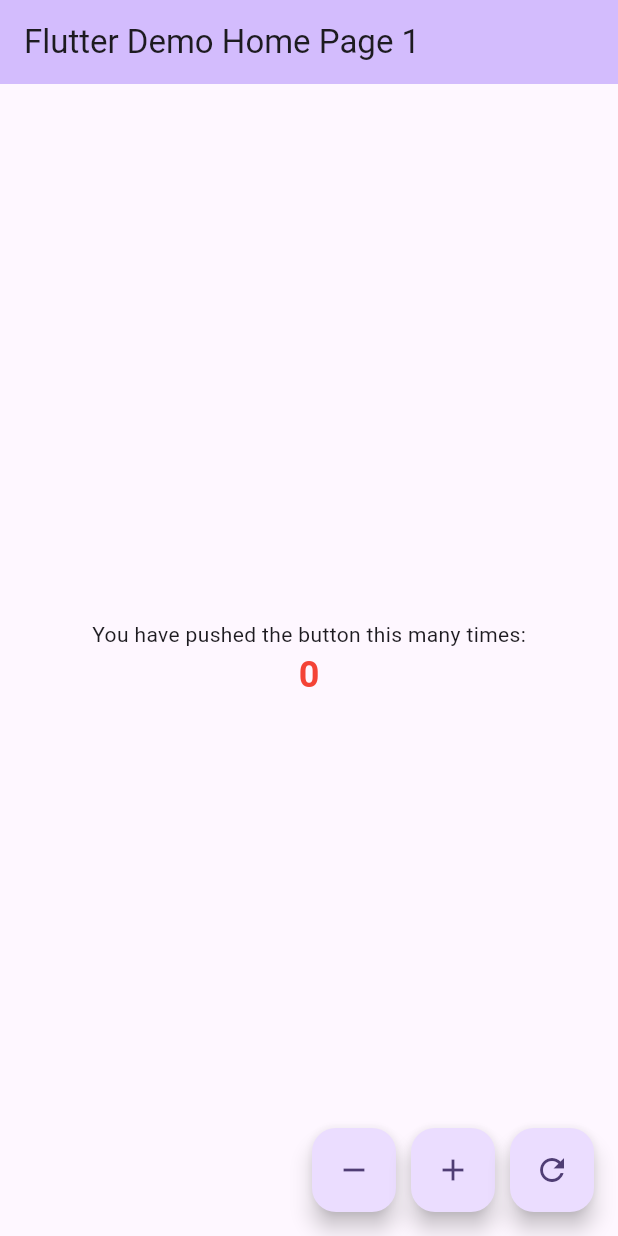
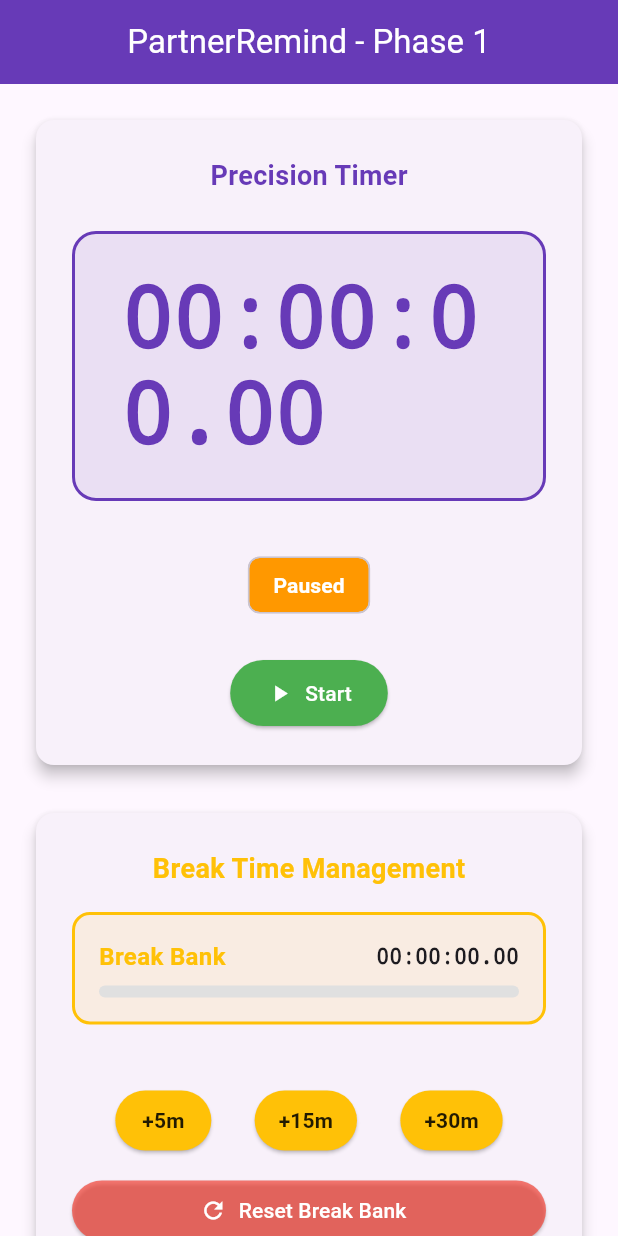
Before and after one commit to githubhieukaisa/PartnerRemind, a Flutter app: the screen it shows after launch, on a phone screen of 412 x 824 dp. Run offline on Flutter 3.47's test engine with Material 3 defaults, Android fonts, the phone set to English and light mode, and no system bars; our stand-ins replace equatable, flutter_riverpod.

Commit message:
Add precision timer and break bank (Riverpod)
Replace the demo counter with a Riverpod-powered precision timer and break bank. Adds TimerState and BreakBank models, PrecisionTimerNotifier and BreakBankNotifier providers, TimerDisplay and BreakBankDisplay widgets, and a HomeScreen that composes them. Updates main to wrap the app with ProviderScope, enables Material3 theming, and hides the debug banner. Removes the old counter_display and updates pubspec to include riverpod, flutter_riverpod, and equatable.

```diff
--- a/lib/main.dart
+++ b/lib/main.dart
@@ -1,9 +1,9 @@
 import 'package:flutter/material.dart';
-import 'package:flutter/services.dart';
-import 'widgets/counter_display.dart';
+import 'package:flutter_riverpod/flutter_riverpod.dart';
+import 'screens/home_screen.dart';
 
 void main() {
-  runApp(const MyApp());
+  runApp(const ProviderScope(child: MyApp()));
 }
 
 class MyApp extends StatelessWidget {
@@ -12,99 +12,14 @@ class MyApp extends StatelessWidget {
   @override
   Widget build(BuildContext context) {
     return MaterialApp(
-      title: 'Flutter Demo',
+      title: 'PartnerRemind',
       theme: ThemeData(
         colorScheme: ColorScheme.fromSeed(seedColor: Colors.deepPurple),
+        useMaterial3: true,
+        cardTheme: const CardThemeData(elevation: 2, margin: EdgeInsets.zero),
       ),
-      home: const MyHomePage(title: 'Flutter Demo Home Page 1'),
+      home: const HomeScreen(),
+      debugShowCheckedModeBanner: false,
     );
   }
 }
-
-class MyHomePage extends StatefulWidget {
-  const MyHomePage({super.key, required this.title});
-
-  final String title;
-
-  @override
-  State<MyHomePage> createState() => _MyHomePageState();
-}
-
-class _MyHomePageState extends State<MyHomePage> {
-  int _counter = 0;
-
-  void _decrementCounter() {
-    setState(() {
-      _counter--;
-    });
-  }
-
-  void _incrementCounter() {
-    setState(() {
-      _counter++; // Tăng thêm 1
-    });
-  }
-
-  void _resetCounter() {
-    setState(() {
-      _counter = 0; // Đặt lại về 0
-    });
-  }
-
-  @override
-  Widget build(BuildContext context) {
-    // print('>>> Hàm build vừa được gọi! _counter hiện tại là: $_counter');
-    return Scaffold(
-      appBar: AppBar(
-        backgroundColor: Theme.of(context).colorScheme.inversePrimary,
-        title: Text(widget.title),
-      ),
-      body: Focus(
-        autofocus: true,
-        onKeyEvent: (FocusNode node, KeyEvent event) {
-          if (event is KeyDownEvent) {
-            if (event.logicalKey == LogicalKeyboardKey.arrowDown) {
-              _decrementCounter();
-              return KeyEventResult.handled;
-            } else if (event.logicalKey == LogicalKeyboardKey.arrowUp) {
-              setState(() {
-                _counter++;
-              });
-              return KeyEventResult.handled;
-            } else if (event.logicalKey == LogicalKeyboardKey.arrowLeft) {
-              return KeyEventResult.handled;
-            } else if (event.logicalKey == LogicalKeyboardKey.arrowRight) {
-              return KeyEventResult.handled;
-            } else if (event.logicalKey == LogicalKeyboardKey.enter) {
-              return KeyEventResult.handled;
-            }
-          }
-          return KeyEventResult.ignored;
-        },
-        child: CounterDisplay(counter: _counter),
-      ),
-      floatingActionButton: Row(
-        mainAxisSize: MainAxisSize.min,
-        children: [
-          FloatingActionButton(
-            heroTag: 'btn1',
-            onPressed: _decrementCounter,
-            child: const Icon(Icons.remove),
-          ),
-          const SizedBox(width: 10),
-          FloatingActionButton(
-            heroTag: 'btn2',
-            onPressed: _incrementCounter, // Nhớ đổi sang hàm tăng
-            child: const Icon(Icons.add),
-          ),
-          const SizedBox(width: 10),
-          FloatingActionButton(
-            heroTag: 'btn3',
-            onPressed: _resetCounter, // Nhớ đổi sang hàm đặt lại
-            child: const Icon(Icons.refresh),
-          ),
-        ],
-      ),
-    );
-  }
-}
--- /dev/null
+++ b/lib/providers/break_bank_provider.dart
@@ -0,0 +1,36 @@
+import 'package:flutter_riverpod/flutter_riverpod.dart';
+import '../models/break_bank.dart';
+
+/// Controller for Break Bank state management
+class BreakBankNotifier extends AutoDisposeNotifier<BreakBank> {
+  @override
+  BreakBank build() {
+    return BreakBank(lastUpdated: DateTime.now());
+  }
+
+  /// Add break time to the bank (from completed work sessions)
+  void addBreakTime(Duration duration) {
+    state = state.addBreakTime(duration);
+  }
+
+  /// Deduct break time from the bank (when taking a break)
+  void useBreakTime(Duration duration) {
+    state = state.deductBreakTime(duration);
+  }
+
+  /// Reset the break bank
+  void reset() {
+    state = BreakBank(lastUpdated: DateTime.now());
+  }
+
+  /// Get remaining break time available
+  Duration getAvailableBreakTime() {
+    return state.totalBreakTime;
+  }
+}
+
+/// Riverpod provider for Break Bank
+final breakBankProvider =
+    AutoDisposeNotifierProvider<BreakBankNotifier, BreakBank>(
+      BreakBankNotifier.new,
+    );
--- /dev/null
+++ b/lib/screens/home_screen.dart
@@ -0,0 +1,101 @@
+import 'package:flutter/material.dart';
+import '../widgets/timer_display.dart';
+import '../widgets/break_bank_display.dart';
+
+/// Home screen integrating timer and break bank
+class HomeScreen extends StatelessWidget {
+  const HomeScreen({super.key});
+
+  @override
+  Widget build(BuildContext context) {
+    return Scaffold(
+      appBar: AppBar(
+        title: const Text('PartnerRemind - Phase 1'),
+        centerTitle: true,
+        backgroundColor: Colors.deepPurple,
+        foregroundColor: Colors.white,
+      ),
+      body: SingleChildScrollView(
+        padding: const EdgeInsets.all(24),
+        child: Column(
+          spacing: 32,
+          children: [
+            // Timer section
+            const Card(
+              elevation: 4,
+              child: Padding(
+                padding: EdgeInsets.all(24),
+                child: Column(
+                  spacing: 24,
+                  children: [
+                    Text(
+                      'Precision Timer',
+                      style: TextStyle(
+                        fontSize: 18,
+                        fontWeight: FontWeight.bold,
+                        color: Colors.deepPurple,
+                      ),
+                    ),
+                    TimerDisplay(),
+                    TimerControls(),
+                  ],
+                ),
+              ),
+            ),
+
+            // Break Bank section
+            const Card(
+              elevation: 4,
+              child: Padding(
+                padding: EdgeInsets.all(24),
+                child: Column(
+                  spacing: 16,
+                  children: [
+                    Text(
+                      'Break Time Management',
+                      style: TextStyle(
+                        fontSize: 18,
+                        fontWeight: FontWeight.bold,
+                        color: Colors.amber,
+                      ),
+                    ),
+                    BreakBankDisplay(),
+                    SizedBox(height: 8),
+                    BreakBankControls(),
+                  ],
+                ),
+              ),
+            ),
+
+            // Info section
+            Container(
+              padding: const EdgeInsets.all(16),
+              decoration: BoxDecoration(
+                borderRadius: BorderRadius.circular(12),
+                color: Colors.blue.withValues(alpha: 0.1),
+              ),
+              child: const Column(
+                mainAxisSize: MainAxisSize.min,
+                crossAxisAlignment: CrossAxisAlignment.start,
+                children: [
+                  Text(
+                    'How it works:',
+                    style: TextStyle(fontWeight: FontWeight.bold, fontSize: 14),
+                  ),
+                  SizedBox(height: 8),
+                  Text(
+                    '1. Start the timer - it uses precise DateTime calculations\n'
+                    '2. The timer continues accurately even if your system sleeps\n'
+                    '3. Break time accumulates in the bank as you work\n'
+                    '4. Use quick-add buttons or reset your break bank anytime',
+                    style: TextStyle(fontSize: 13),
+                  ),
+                ],
+              ),
+            ),
+          ],
+        ),
+      ),
+    );
+  }
+}
--- /dev/null
+++ b/lib/widgets/break_bank_display.dart
@@ -0,0 +1,138 @@
+import 'package:flutter/material.dart';
+import 'package:flutter_riverpod/flutter_riverpod.dart';
+import '../providers/break_bank_provider.dart';
+import 'timer_display.dart';
+
+/// Displays the accumulated break time bank
+class BreakBankDisplay extends ConsumerWidget {
+  const BreakBankDisplay({super.key});
+
+  @override
+  Widget build(BuildContext context, WidgetRef ref) {
+    final breakBank = ref.watch(breakBankProvider);
+
+    return Container(
+      padding: const EdgeInsets.all(16),
+      decoration: BoxDecoration(
+        borderRadius: BorderRadius.circular(12),
+        color: Colors.amber.withValues(alpha: 0.1),
+        border: Border.all(color: Colors.amber, width: 2),
+      ),
+      child: Column(
+        mainAxisSize: MainAxisSize.min,
+        children: [
+          Row(
+            mainAxisAlignment: MainAxisAlignment.spaceBetween,
+            children: [
+              const Text(
+                'Break Bank',
+                style: TextStyle(
+                  fontSize: 16,
+                  fontWeight: FontWeight.bold,
+                  color: Colors.amber,
+                ),
+              ),
+              Text(
+                formatDuration(breakBank.totalBreakTime),
+                style: const TextStyle(
+                  fontSize: 14,
+                  fontFamily: 'monospace',
+                  fontWeight: FontWeight.bold,
+                ),
+              ),
+            ],
+          ),
+          const SizedBox(height: 8),
+          LinearProgressIndicator(
+            value:
+                breakBank.totalBreakTime.inSeconds /
+                3600, // Normalize to 1 hour
+            backgroundColor: Colors.grey[300],
+            valueColor: const AlwaysStoppedAnimation<Color>(Colors.amber),
+            minHeight: 8,
+            borderRadius: BorderRadius.circular(4),
+          ),
+        ],
+      ),
+    );
+  }
+}
+
+/// Controls for managing the break bank
+class BreakBankControls extends ConsumerWidget {
+  const BreakBankControls({super.key});
+
+  @override
+  Widget build(BuildContext context, WidgetRef ref) {
+    final breakBankNotifier = ref.read(breakBankProvider.notifier);
+
+    return Column(
+      spacing: 12,
+      children: [
+        // Quick add buttons for break time
+        Row(
+          mainAxisAlignment: MainAxisAlignment.spaceEvenly,
+          children: [
+            _QuickAddButton(
+              label: '+5m',
+              duration: const Duration(minutes: 5),
+              onPressed: () =>
+                  breakBankNotifier.addBreakTime(const Duration(minutes: 5)),
+            ),
+            _QuickAddButton(
+              label: '+15m',
+              duration: const Duration(minutes: 15),
+              onPressed: () =>
+                  breakBankNotifier.addBreakTime(const Duration(minutes: 15)),
+            ),
+            _QuickAddButton(
+              label: '+30m',
+              duration: const Duration(minutes: 30),
+              onPressed: () =>
+                  breakBankNotifier.addBreakTime(const Duration(minutes: 30)),
+            ),
+          ],
+        ),
+        // Reset button
+        SizedBox(
+          width: double.infinity,
+          child: ElevatedButton.icon(
+            onPressed: () => breakBankNotifier.reset(),
+            icon: const Icon(Icons.refresh),
+            label: const Text('Reset Break Bank'),
+            style: ElevatedButton.styleFrom(
+              backgroundColor: Colors.red.withValues(alpha: 0.7),
+              foregroundColor: Colors.white,
+            ),
+          ),
+        ),
+      ],
+    );
+  }
+}
+
+/// Individual quick-add button for break time
+class _QuickAddButton extends StatelessWidget {
+  final String label;
+  final Duration duration;
+  final VoidCallback onPressed;
+
+  const _QuickAddButton({
+    required this.label,
+    required this.duration,
+    required this.onPressed,
+  });
+
+  @override
+  Widget build(BuildContext context) {
+    return ElevatedButton(
+      onPressed: onPressed,
+      style: ElevatedButton.styleFrom(
+        backgroundColor: Colors.amber,
+        foregroundColor: Colors.black87,
+        padding: const EdgeInsets.symmetric(horizontal: 16, vertical: 10),
+      ),
+      child: Text(label, style: const TextStyle(fontWeight: FontWeight.bold)),
+    );
+  }
+}
--- a/lib/widgets/counter_display.dart
+++ /dev/null
@@ -1,27 +0,0 @@
-import 'package:flutter/material.dart';
-
-class CounterDisplay extends StatelessWidget {
-  final int counter;
-
-  const CounterDisplay({Key? key, required this.counter}) : super(key: key);
-
-  @override
-  Widget build(BuildContext context) {
-    return Center(
-      child: Column(
-        mainAxisAlignment: MainAxisAlignment.center,
-        children: [
-          const Text('You have pushed the button this many times:'),
-          Text(
-            '$counter',
-            style: TextStyle(
-              fontSize: 24,
-              color: Colors.red,
-              fontWeight: FontWeight.bold,
-            ),
-          ),
-        ],
-      ),
-    );
-  }
-}
--- /dev/null
+++ b/lib/widgets/timer_display.dart
@@ -0,0 +1,134 @@
+import 'package:flutter/material.dart';
+import 'package:flutter_riverpod/flutter_riverpod.dart';
+import '../providers/precision_timer_provider.dart';
+
+/// Formats a Duration into a readable string (HH:MM:SS.ms)
+String formatDuration(Duration duration) {
+  final hours = duration.inHours;
+  final minutes = duration.inMinutes % 60;
+  final seconds = duration.inSeconds % 60;
+  final milliseconds =
+      (duration.inMilliseconds % 1000) ~/ 10; // Show centiseconds
+
+  return '${hours.toString().padLeft(2, '0')}:'
+      '${minutes.toString().padLeft(2, '0')}:'
+      '${seconds.toString().padLeft(2, '0')}.'
+      '${milliseconds.toString().padLeft(2, '0')}';
+}
+
+/// Displays the precision timer with real-time updates
+class TimerDisplay extends ConsumerWidget {
+  const TimerDisplay({super.key});
+
+  @override
+  Widget build(BuildContext context, WidgetRef ref) {
+    final timerState = ref.watch(precisionTimerProvider);
+    final currentElapsed = timerState.getCurrentElapsed();
+
+    return Column(
+      mainAxisAlignment: MainAxisAlignment.center,
+      children: [
+        // Timer display
+        Container(
+          padding: const EdgeInsets.symmetric(horizontal: 32, vertical: 24),
+          decoration: BoxDecoration(
+            borderRadius: BorderRadius.circular(16),
+            color: Colors.deepPurple.withValues(alpha: 0.1),
+            border: Border.all(color: Colors.deepPurple, width: 2),
+          ),
+          child: Text(
+            formatDuration(currentElapsed),
+            style: Theme.of(context).textTheme.displayLarge?.copyWith(
+              color: Colors.deepPurple,
+              fontFamily: 'monospace',
+              fontWeight: FontWeight.bold,
+            ),
+          ),
+        ),
+        const SizedBox(height: 32),
+
+        // Status indicator
+        Chip(
+          label: Text(
+            timerState.isRunning ? 'Running' : 'Paused',
+            style: const TextStyle(
+              color: Colors.white,
+              fontWeight: FontWeight.bold,
+            ),
+          ),
+          backgroundColor: timerState.isRunning ? Colors.green : Colors.orange,
+        ),
+      ],
+    );
+  }
+}
+
+/// Control buttons for the timer
+class TimerControls extends ConsumerWidget {
+  const TimerControls({super.key});
+
+  @override
+  Widget build(BuildContext context, WidgetRef ref) {
+    final timerState = ref.watch(precisionTimerProvider);
+    final timerNotifier = ref.read(precisionTimerProvider.notifier);
+
+    return Row(
+      mainAxisAlignment: MainAxisAlignment.spaceEvenly,
+      children: [
+        // Start button
+        if (!timerState.isRunning && timerState.startTime == null)
+          ElevatedButton.icon(
+            onPressed: () => timerNotifier.start(),
+            icon: const Icon(Icons.play_arrow),
+            label: const Text('Start'),
+            style: ElevatedButton.styleFrom(
+              backgroundColor: Colors.green,
+              foregroundColor: Colors.white,
+              padding: const EdgeInsets.symmetric(horizontal: 24, vertical: 12),
+            ),
+          ),
+
+        // Resume button
+        if (!timerState.isRunning &&
+            timerState.startTime == null &&
+            timerState.elapsed > Duration.zero)
+          ElevatedButton.icon(
+            onPressed: () => timerNotifier.resume(),
+            icon: const Icon(Icons.play_arrow),
+            label: const Text('Resume'),
+            style: ElevatedButton.styleFrom(
+              backgroundColor: Colors.blue,
+              foregroundColor: Colors.white,
+              padding: const EdgeInsets.symmetric(horizontal: 24, vertical: 12),
+            ),
+          ),
+
+        // Pause button
+        if (timerState.isRunning)
+          ElevatedButton.icon(
+            onPressed: () => timerNotifier.pause(),
+            icon: const Icon(Icons.pause),
+            label: const Text('Pause'),
+            style: ElevatedButton.styleFrom(
+              backgroundColor: Colors.orange,
+              foregroundColor: Colors.white,
+              padding: const EdgeInsets.symmetric(horizontal: 24, vertical: 12),
+            ),
+          ),
+
+        // Stop button
+        if (timerState.elapsed > Duration.zero)
+          ElevatedButton.icon(
+            onPressed: () => timerNotifier.stop(),
+            icon: const Icon(Icons.stop),
+            label: const Text('Stop'),
+            style: ElevatedButton.styleFrom(
+              backgroundColor: Colors.red,
+              foregroundColor: Colors.white,
+              padding: const EdgeInsets.symmetric(horizontal: 24, vertical: 12),
+            ),
+          ),
+      ],
+    );
+  }
+}
```
Also changed, not shown: lib/models/break_bank.dart (added, +32 -0 lines), lib/models/timer_state.dart (added, +26 -0 lines), lib/providers/precision_timer_provider.dart (added, +86 -0 lines), pubspec.yaml (+8 -2 lines).
